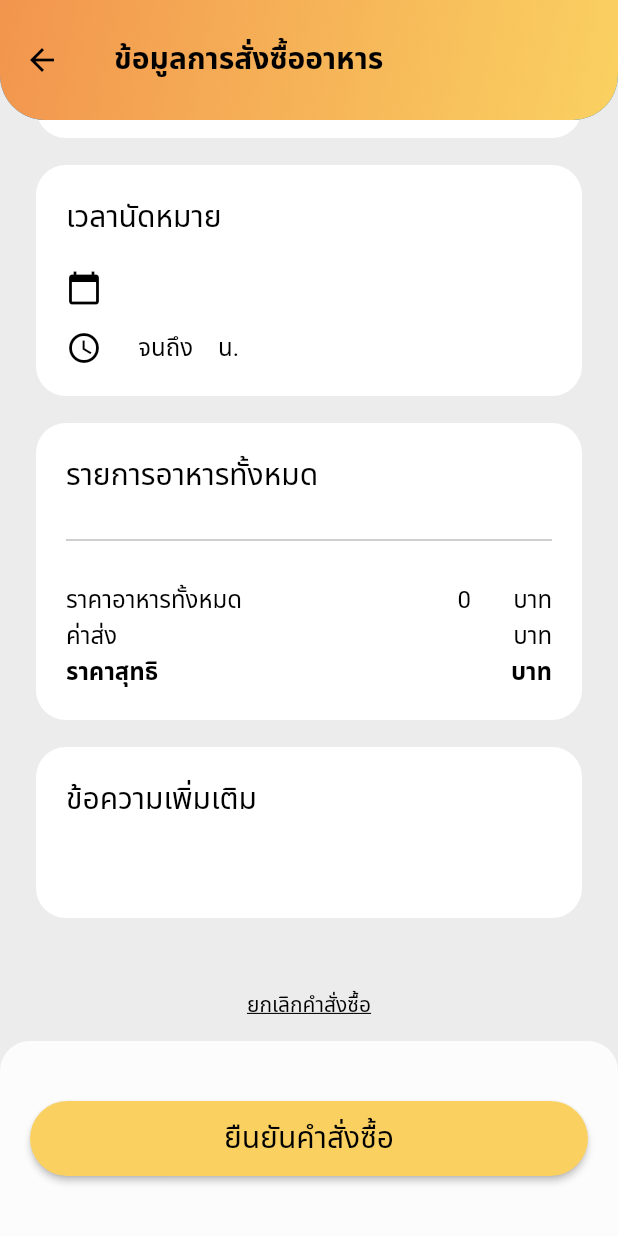
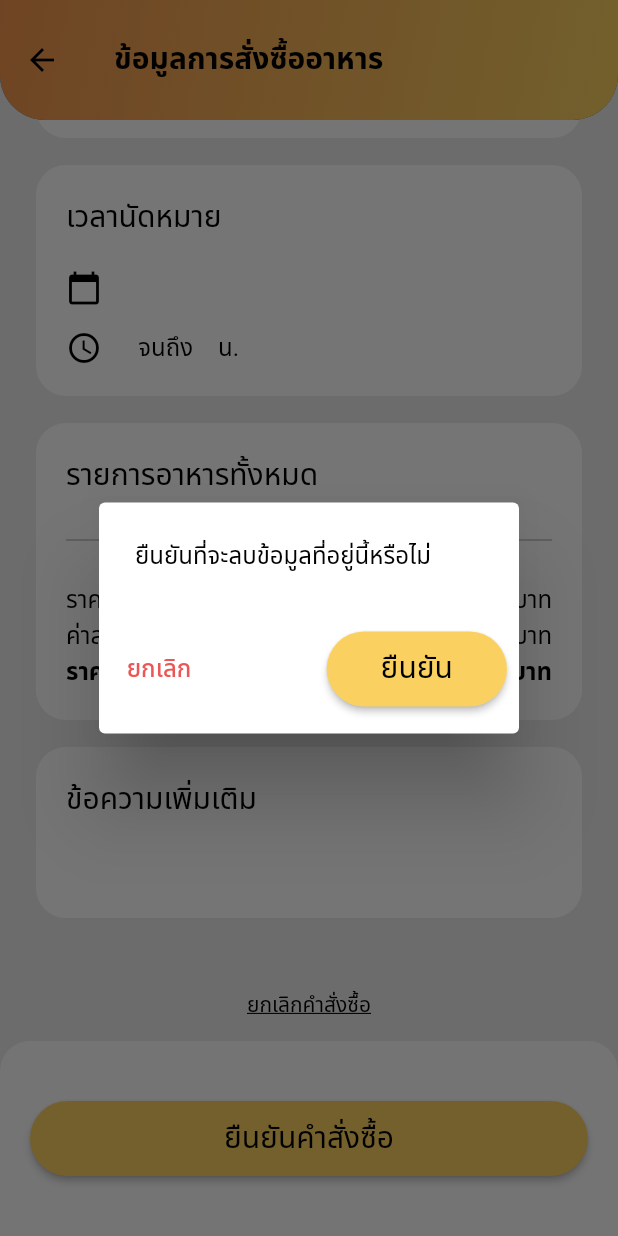
Before and after one commit to Kantaponruj/cd_seniorproject_merchant, a Flutter app: the OrderDetailPage screen opened directly with empty values, scrolled down 225 dp, after a tap on "ยกเลิกคำสั่งซื้อ", on a phone screen of 412 x 824 dp. Run offline on Flutter 3.47's test engine with Material 2 defaults, Android fonts, the light colour scheme and no system bars; our stand-ins replace auto_size_text, cloud_firestore, firebase_auth, firebase_core, firebase_messaging, firebase_storage and 9 more; missing offline and left inert: bottom_indicator_bar_fork, flutter_phone_direct_caller, flutter_polyline_points, google_maps_place_picker, google_maps_widget; accounts and stored records are empty.

Commit message:
Add delete button

```diff
--- a/lib/screens/order/orderDetail.dart
+++ b/lib/screens/order/orderDetail.dart
@@ -9,6 +9,7 @@ import 'package:cs_senior_project_merchant/screens/order/customer_map.dart';
 import 'package:cs_senior_project_merchant/screens/order/individual_map.dart';
 import 'package:cs_senior_project_merchant/services/order_service.dart';
 import 'package:cs_senior_project_merchant/widgets/bottomOrder_widget.dart';
+import 'package:cs_senior_project_merchant/widgets/button_widget.dart';
 import 'package:cs_senior_project_merchant/widgets/icontext_widget.dart';
 import 'package:flutter/cupertino.dart';
 import 'package:flutter/material.dart';
@@ -291,7 +292,52 @@ class _OrderDetailPageState extends State<OrderDetailPage> {
                   : Container(
                       margin: EdgeInsets.fromLTRB(0, 20, 0, 0),
                       child: TextButton(
-                        onPressed: () {},
+                        onPressed: () {
+                          showDialog(
+                            context: context,
+                            builder: (BuildContext context) {
+                              return ClipRRect(
+                                borderRadius: BorderRadius.circular(30),
+                                child: AlertDialog(
+                                  title: Text(
+                                    'ยืนยันที่จะลบข้อมูลที่อยู่นี้หรือไม่',
+                                    style: FontCollection.bodyTextStyle,
+                                  ),
+                                  actions: [
+                                    Row(
+                                      mainAxisAlignment:
+                                      MainAxisAlignment.spaceBetween,
+                                      children: [
+                                        Container(
+                                          child: TextButton(
+                                            onPressed: () {
+                                              setState(() {
+                                                Navigator.pop(context);
+                                              });
+                                            },
+                                            child: Text(
+                                              'ยกเลิก',
+                                              style: TextStyle(
+                                                  fontSize: 16,
+                                                  color: CollectionsColors.red),
+                                            ),
+                                          ),
+                                        ),
+                                        Container(
+                                          child: ButtonWidget(
+                                            text: 'ยืนยัน',
+                                            onClicked: () {
+                                            },
+                                          ),
+                                        ),
+                                      ],
+                                    )
+                                  ],
+                                ),
+                              );
+                            },
+                          );
+                        },
                         child: Text(
                           'ยกเลิกคำสั่งซื้อ',
                           style: FontCollection.underlineButtonTextStyle,
@@ -572,4 +618,5 @@ class _OrderDetailPageState extends State<OrderDetailPage> {
       ),
     );
   }
+
 }
```
